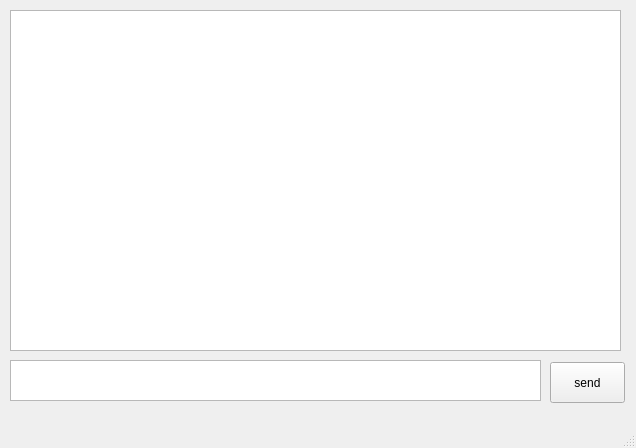
KostyaRyabov/CS_App, file CS_App/mainwindow.ui: the form before one commit.
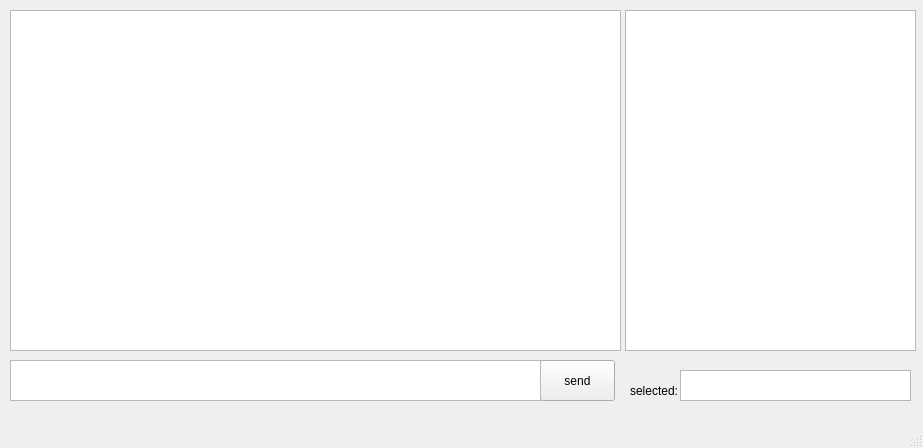
The form after the commit.

Diff of the .ui file:
```diff
--- a/CS_App/mainwindow.ui
+++ b/CS_App/mainwindow.ui
@@ -6,7 +6,7 @@
    <rect>
     <x>0</x>
     <y>0</y>
-    <width>636</width>
+    <width>923</width>
     <height>448</height>
    </rect>
   </property>
@@ -17,8 +17,8 @@
    <widget class="QPushButton" name="pushButton">
     <property name="geometry">
      <rect>
-      <x>550</x>
-      <y>362</y>
+      <x>540</x>
+      <y>360</y>
       <width>75</width>
       <height>41</height>
      </rect>
@@ -47,6 +47,39 @@
      </rect>
     </property>
    </widget>
+   <widget class="QTableView" name="interfacesTableView">
+    <property name="geometry">
+     <rect>
+      <x>625</x>
+      <y>10</y>
+      <width>291</width>
+      <height>341</height>
+     </rect>
+    </property>
+   </widget>
+   <widget class="QTextEdit" name="selectedIP">
+    <property name="geometry">
+     <rect>
+      <x>680</x>
+      <y>370</y>
+      <width>231</width>
+      <height>31</height>
+     </rect>
+    </property>
+   </widget>
+   <widget class="QLabel" name="label">
+    <property name="geometry">
+     <rect>
+      <x>630</x>
+      <y>380</y>
+      <width>51</width>
+      <height>21</height>
+     </rect>
+    </property>
+    <property name="text">
+     <string>selected:</string>
+    </property>
+   </widget>
   </widget>
   <widget class="QMenuBar" name="menubar">
    <property name="geometry">
```
Left out of the diff: 2 changed lines with no effect on the pictures.
